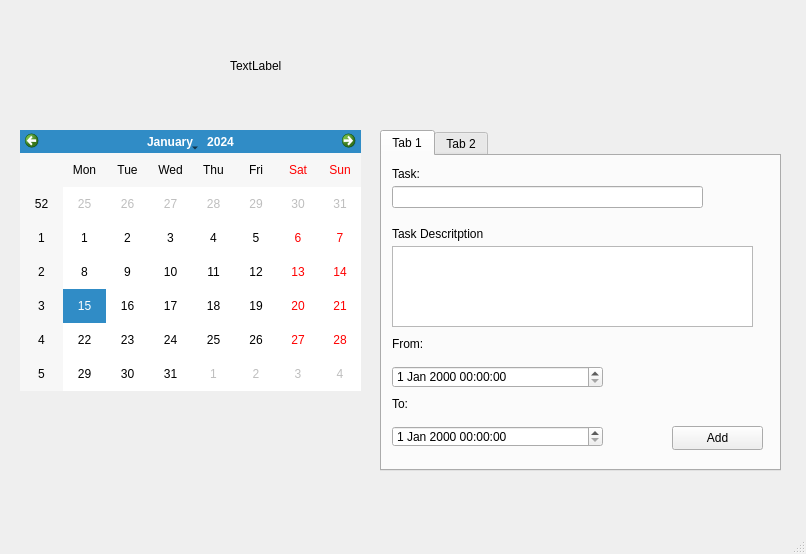
The window that view.ui (xInsomnian/Project-2) describes before a commit, drawn with Qt 5.
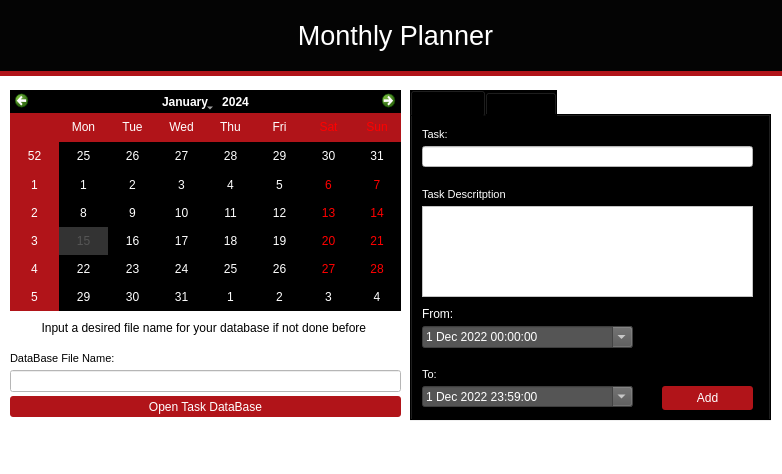
The same window after the commit.

Commit message: Updated main file added controller added and made the view file (GUI)

The edit to the form file:
```diff
--- a/view.ui
+++ b/view.ui
@@ -6,54 +6,82 @@
    <rect>
     <x>0</x>
     <y>0</y>
-    <width>806</width>
-    <height>554</height>
+    <width>782</width>
+    <height>474</height>
    </rect>
   </property>
   <property name="minimumSize">
    <size>
-    <width>806</width>
-    <height>554</height>
+    <width>782</width>
+    <height>474</height>
    </size>
   </property>
   <property name="maximumSize">
    <size>
-    <width>806</width>
-    <height>554</height>
+    <width>782</width>
+    <height>474</height>
    </size>
   </property>
+  <property name="font">
+   <font>
+    <family>Calibri</family>
+    <pointsize>26</pointsize>
+   </font>
+  </property>
   <property name="windowTitle">
    <string>MainWindow</string>
   </property>
   <property name="toolTip">
    <string/>
   </property>
+  <property name="styleSheet">
+   <string notr="true">background-color: rgb(255, 255, 255);</string>
+  </property>
   <widget class="QWidget" name="centralwidget">
    <widget class="QCalendarWidget" name="calendarWidget">
     <property name="geometry">
      <rect>
-      <x>20</x>
-      <y>130</y>
-      <width>341</width>
-      <height>261</height>
+      <x>10</x>
+      <y>90</y>
+      <width>391</width>
+      <height>221</height>
      </rect>
     </property>
+    <property name="mouseTracking">
+     <bool>false</bool>
+    </property>
+    <property name="styleSheet">
+     <string notr="true">background-color: rgb(0, 0, 0);
+gridline-color: rgb(255, 255, 127);
+selection-color: rgb(85, 85, 85);
+selection-background-color: rgb(51, 51, 51);
+
+
+alternate-background-color: rgb(177, 20, 25);
+
+color: rgb(255, 255, 255);
+</string>
+    </property>
    </widget>
    <widget class="QTabWidget" name="tabWidget">
     <property name="geometry">
      <rect>
-      <x>380</x>
-      <y>130</y>
-      <width>401</width>
-      <height>341</height>
+      <x>410</x>
+      <y>90</y>
+      <width>361</width>
+      <height>331</height>
      </rect>
     </property>
+    <property name="styleSheet">
+     <string notr="true">background-color: rgb(0, 0, 0);
+</string>
+    </property>
     <property name="currentIndex">
      <number>0</number>
     </property>
     <widget class="QWidget" name="Tab">
      <attribute name="title">
-      <string>Tab 1</string>
+      <string>Add Task</string>
      </attribute>
      <widget class="QDateTimeEdit" name="dateTimeEdit">
       <property name="geometry">
@@ -64,6 +92,55 @@
         <height>21</height>
        </rect>
       </property>
+      <property name="styleSheet">
+       <string notr="true">font: 8pt &quot;Arial&quot;;
+color: rgb(255, 255, 255);
+background-color: rgb(85, 85, 85);</string>
+      </property>
+      <property name="dateTime">
+       <datetime>
+        <hour>23</hour>
+        <minute>59</minute>
+        <second>0</second>
+        <year>2022</year>
+        <month>12</month>
+        <day>1</day>
+       </datetime>
+      </property>
+      <property name="date">
+       <date>
+        <year>2022</year>
+        <month>12</month>
+        <day>1</day>
+       </date>
+      </property>
+      <property name="time">
+       <time>
+        <hour>23</hour>
+        <minute>59</minute>
+        <second>0</second>
+       </time>
+      </property>
+      <property name="minimumDateTime">
+       <datetime>
+        <hour>0</hour>
+        <minute>0</minute>
+        <second>0</second>
+        <year>2022</year>
+        <month>12</month>
+        <day>1</day>
+       </datetime>
+      </property>
+      <property name="minimumDate">
+       <date>
+        <year>2022</year>
+        <month>12</month>
+        <day>1</day>
+       </date>
+      </property>
+      <property name="calendarPopup">
+       <bool>true</bool>
+      </property>
      </widget>
      <widget class="QDateTimeEdit" name="dateTimeEdit_2">
       <property name="geometry">
@@ -74,6 +151,38 @@
         <height>22</height>
        </rect>
       </property>
+      <property name="styleSheet">
+       <string notr="true">font: 8pt &quot;Arial&quot;;
+background-color: rgb(85, 85, 85);
+color: rgb(255, 255, 255);</string>
+      </property>
+      <property name="date">
+       <date>
+        <year>2022</year>
+        <month>12</month>
+        <day>1</day>
+       </date>
+      </property>
+      <property name="minimumDateTime">
+       <datetime>
+        <hour>0</hour>
+        <minute>0</minute>
+        <second>0</second>
+        <year>2022</year>
+        <month>12</month>
+        <day>1</day>
+       </datetime>
+      </property>
+      <property name="minimumDate">
+       <date>
+        <year>2022</year>
+        <month>12</month>
+        <day>1</day>
+       </date>
+      </property>
+      <property name="calendarPopup">
+       <bool>true</bool>
+      </property>
      </widget>
      <widget class="QLabel" name="label_3">
       <property name="geometry">
@@ -84,6 +193,19 @@
         <height>16</height>
        </rect>
       </property>
+      <property name="font">
+       <font>
+        <family>Arial</family>
+        <pointsize>8</pointsize>
+        <weight>50</weight>
+        <italic>false</italic>
+        <bold>false</bold>
+       </font>
+      </property>
+      <property name="styleSheet">
+       <string notr="true">font: 8pt &quot;Arial&quot;;
+color: rgb(255, 255, 255);</string>
+      </property>
       <property name="text">
        <string>Task:</string>
       </property>
@@ -93,20 +215,36 @@
        <rect>
         <x>10</x>
         <y>30</y>
-        <width>311</width>
-        <height>22</height>
+        <width>331</width>
+        <height>21</height>
        </rect>
       </property>
+      <property name="styleSheet">
+       <string notr="true">background-color: rgb(255, 255, 255);</string>
+      </property>
      </widget>
      <widget class="QLabel" name="label">
       <property name="geometry">
        <rect>
         <x>10</x>
-        <y>240</y>
+        <y>250</y>
         <width>55</width>
         <height>16</height>
        </rect>
       </property>
+      <property name="font">
+       <font>
+        <family>Arial</family>
+        <pointsize>8</pointsize>
+        <weight>50</weight>
+        <italic>false</italic>
+        <bold>false</bold>
+       </font>
+      </property>
+      <property name="styleSheet">
+       <string notr="true">font: 8pt &quot;Arial&quot;;
+color: rgb(255, 255, 255);</string>
+      </property>
       <property name="text">
        <string>To:</string>
       </property>
@@ -115,11 +253,15 @@
       <property name="geometry">
        <rect>
         <x>10</x>
-        <y>180</y>
+        <y>190</y>
         <width>55</width>
         <height>16</height>
        </rect>
       </property>
+      <property name="styleSheet">
+       <string notr="true">font: 8pt &quot;Arial&quot;;
+color: rgb(255, 255, 255);</string>
+      </property>
       <property name="text">
        <string>From:</string>
       </property>
@@ -127,12 +269,19 @@
      <widget class="QPushButton" name="pushButton">
       <property name="geometry">
        <rect>
-        <x>290</x>
+        <x>250</x>
         <y>270</y>
         <width>91</width>
         <height>24</height>
        </rect>
       </property>
+      <property name="styleSheet">
+       <string notr="true">font: 8pt &quot;Arial&quot;;
+background-color: rgb(177, 20, 25);
+color: rgb(255, 255, 255);
+border-radius: 3px;
+</string>
+      </property>
       <property name="text">
        <string>Add</string>
       </property>
@@ -146,6 +295,19 @@
         <height>16</height>
        </rect>
       </property>
+      <property name="font">
+       <font>
+        <family>Arial</family>
+        <pointsize>8</pointsize>
+        <weight>50</weight>
+        <italic>false</italic>
+        <bold>false</bold>
+       </font>
+      </property>
+      <property name="styleSheet">
+       <string notr="true">font: 8pt &quot;Arial&quot;;
+color: rgb(255, 255, 255);</string>
+      </property>
       <property name="text">
        <string>Task Descritption</string>
       </property>
@@ -155,15 +317,18 @@
        <rect>
         <x>10</x>
         <y>90</y>
-        <width>361</width>
-        <height>81</height>
+        <width>331</width>
+        <height>91</height>
        </rect>
       </property>
+      <property name="styleSheet">
+       <string notr="true">background-color: rgb(255, 255, 255);</string>
+      </property>
      </widget>
     </widget>
     <widget class="QWidget" name="tab_2">
      <attribute name="title">
-      <string>Tab 2</string>
+      <string>Task Info</string>
      </attribute>
      <widget class="QTextBrowser" name="textBrowser">
       <property name="geometry">
@@ -226,19 +391,136 @@
      </widget>
     </widget>
    </widget>
-   <widget class="QLabel" name="label_6">
+   <widget class="QLabel" name="monthly_planner">
     <property name="geometry">
      <rect>
-      <x>230</x>
-      <y>30</y>
-      <width>291</width>
+      <x>0</x>
+      <y>0</y>
+      <width>791</width>
       <height>71</height>
      </rect>
     </property>
+    <property name="font">
+     <font>
+      <family>Arial</family>
+      <pointsize>20</pointsize>
+      <underline>false</underline>
+     </font>
+    </property>
+    <property name="toolTip">
+     <string>&lt;html&gt;&lt;head/&gt;&lt;body&gt;&lt;p&gt;&lt;br/&gt;&lt;/p&gt;&lt;/body&gt;&lt;/html&gt;</string>
+    </property>
+    <property name="whatsThis">
+     <string>&lt;html&gt;&lt;head/&gt;&lt;body&gt;&lt;p&gt;&lt;br/&gt;&lt;/p&gt;&lt;/body&gt;&lt;/html&gt;</string>
+    </property>
+    <property name="styleSheet">
+     <string notr="true">background-color: rgb(4, 4, 4);
+color: white;
+
+</string>
+    </property>
     <property name="text">
-     <string>TextLabel</string>
+     <string>Monthly Planner</string>
     </property>
+    <property name="alignment">
+     <set>Qt::AlignCenter</set>
+    </property>
    </widget>
+   <widget class="QLabel" name="label_6">
+    <property name="geometry">
+     <rect>
+      <x>0</x>
+      <y>60</y>
+      <width>791</width>
+      <height>16</height>
+     </rect>
+    </property>
+    <property name="styleSheet">
+     <string notr="true">background-color: rgb(177, 20, 25);</string>
+    </property>
+    <property name="text">
+     <string/>
+    </property>
+   </widget>
+   <widget class="QPushButton" name="button_task_database">
+    <property name="geometry">
+     <rect>
+      <x>10</x>
+      <y>396</y>
+      <width>391</width>
+      <height>21</height>
+     </rect>
+    </property>
+    <property name="styleSheet">
+     <string notr="true">font: 8pt &quot;Arial&quot;;
+background-color: rgb(177, 20, 25);
+color: rgb(255, 255, 255);
+border-radius: 3px;</string>
+    </property>
+    <property name="text">
+     <string>Open Task DataBase</string>
+    </property>
+   </widget>
+   <widget class="QLineEdit" name="database_name">
+    <property name="geometry">
+     <rect>
+      <x>10</x>
+      <y>370</y>
+      <width>391</width>
+      <height>22</height>
+     </rect>
+    </property>
+   </widget>
+   <widget class="QLabel" name="label_8">
+    <property name="geometry">
+     <rect>
+      <x>10</x>
+      <y>350</y>
+      <width>141</width>
+      <height>16</height>
+     </rect>
+    </property>
+    <property name="font">
+     <font>
+      <family>Arial</family>
+      <pointsize>8</pointsize>
+      <weight>50</weight>
+      <italic>false</italic>
+      <bold>false</bold>
+     </font>
+    </property>
+    <property name="styleSheet">
+     <string notr="true">font: 8pt &quot;Arial&quot;;
+color: rgb(0, 0, 0);</string>
+    </property>
+    <property name="text">
+     <string>DataBase File Name:</string>
+    </property>
+   </widget>
+   <widget class="QLabel" name="label_9">
+    <property name="geometry">
+     <rect>
+      <x>10</x>
+      <y>320</y>
+      <width>391</width>
+      <height>16</height>
+     </rect>
+    </property>
+    <property name="text">
+     <string>Input a desired file name for your database if not done before </string>
+    </property>
+    <property name="alignment">
+     <set>Qt::AlignCenter</set>
+    </property>
+   </widget>
+   <zorder>label_6</zorder>
+   <zorder>tabWidget</zorder>
+   <zorder>monthly_planner</zorder>
+   <zorder>calendarWidget</zorder>
+   <zorder>button_task_database</zorder>
+   <zorder>database_name</zorder>
+   <zorder>label_8</zorder>
+   <zorder>label_9</zorder>
   </widget>
   <widget class="QMenuBar" name="menubar">
    <property name="geometry">
```
Left out of the diff: 124 changed lines with no effect on the pictures. The commit also changes 2 other files.
